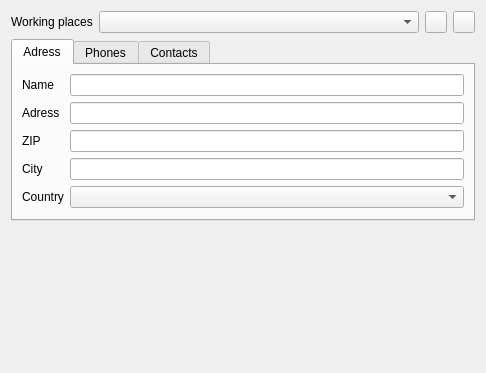
Before: the Qt Designer form plugins/accountplugin/preferences/sitespage.ui in FreeHealth/freehealth, drawn with Qt 5.
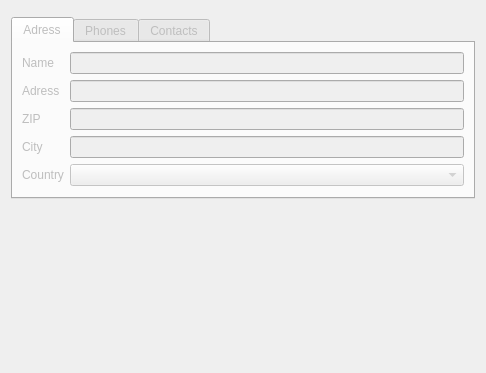
After: the same form once the commit is applied. Custom widgets are drawn as their Qt base class.

Commit message: Adding AddRemoveComboBox, replacing old widgets in sitespage

The edit to the form file:
```diff
--- a/plugins/accountplugin/preferences/sitespage.ui
+++ b/plugins/accountplugin/preferences/sitespage.ui
@@ -14,65 +14,6 @@
    <string>Form</string>
   </property>
   <layout class="QGridLayout" name="gridLayout">
-   <item row="0" column="0">
-    <layout class="QHBoxLayout" name="horizontalLayout">
-     <item>
-      <widget class="QLabel" name="label_2">
-       <property name="text">
-        <string>Working places</string>
-       </property>
-      </widget>
-     </item>
-     <item>
-      <widget class="QComboBox" name="wpComboBox">
-       <property name="sizePolicy">
-        <sizepolicy hsizetype="Preferred" vsizetype="Fixed">
-         <horstretch>100</horstretch>
-         <verstretch>0</verstretch>
-        </sizepolicy>
-       </property>
-      </widget>
-     </item>
-     <item>
-      <widget class="QPushButton" name="addButton">
-       <property name="minimumSize">
-        <size>
-         <width>22</width>
-         <height>22</height>
-        </size>
-       </property>
-       <property name="maximumSize">
-        <size>
-         <width>22</width>
-         <height>22</height>
-        </size>
-       </property>
-       <property name="text">
-        <string/>
-       </property>
-      </widget>
-     </item>
-     <item>
-      <widget class="QPushButton" name="deleteButton">
-       <property name="minimumSize">
-        <size>
-         <width>22</width>
-         <height>22</height>
-        </size>
-       </property>
-       <property name="maximumSize">
-        <size>
-         <width>22</width>
-         <height>22</height>
-        </size>
-       </property>
-       <property name="text">
-        <string/>
-       </property>
-      </widget>
-     </item>
-    </layout>
-   </item>
    <item row="2" column="0">
     <spacer name="verticalSpacer">
      <property name="orientation">
@@ -88,6 +29,9 @@
    </item>
    <item row="1" column="0">
     <widget class="QTabWidget" name="tabWidget">
+     <property name="enabled">
+      <bool>false</bool>
+     </property>
      <property name="currentIndex">
       <number>0</number>
      </property>
@@ -264,6 +208,9 @@
      </widget>
     </widget>
    </item>
+   <item row="0" column="0">
+    <widget class="Views::AddRemoveComboBox" name="addRemoveCombo" native="true"/>
+   </item>
   </layout>
  </widget>
  <customwidgets>
@@ -275,7 +222,13 @@
   <customwidget>
    <class>Utils::QButtonLineEdit</class>
    <extends>QLineEdit</extends>
-   <header>utils/widgets/qbuttonlineedit.h</header>
+   <header location="global">utils/widgets/qbuttonlineedit.h</header>
+  </customwidget>
+  <customwidget>
+   <class>Views::AddRemoveComboBox</class>
+   <extends>QWidget</extends>
+   <header location="global">listviewplugin/addremovecombobox.h</header>
+   <container>1</container>
   </customwidget>
  </customwidgets>
  <resources/>
```
The commit also changes 6 other files.
